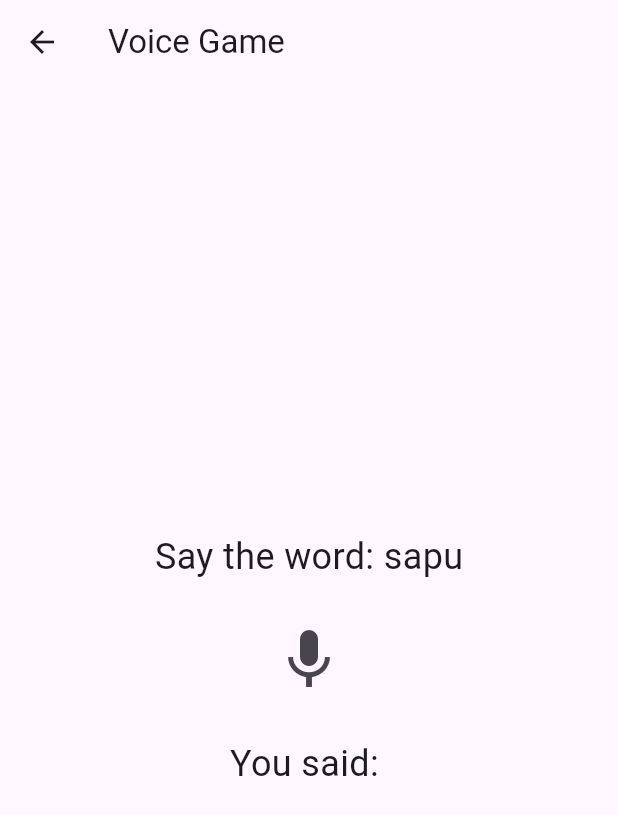
After one commit to 47hitman/genmas, a Flutter app: the VoiceGameScreen screen opened directly, after a tap on the "mic none" icon, on a phone screen of 412 x 824 dp. The commit adds this screen. Shown: the top 815 px of the screen. Run offline on Flutter 3.47's test engine with Material 3 defaults, Android fonts, the light colour scheme and no system bars; our stand-ins replace image_picker, page_transition, rounded_loading_button, shared_preferences, speech_to_text; missing offline and left inert: maze; accounts and stored records are empty; statements that could not run were skipped.

Commit message:
add game voice

```diff
--- /dev/null
+++ b/lib/games/voice_game_screen.dart
@@ -0,0 +1,95 @@
+import 'package:flutter/material.dart';
+import 'package:speech_to_text/speech_to_text.dart' as stt;
+
+class VoiceGameScreen extends StatefulWidget {
+  const VoiceGameScreen({super.key});
+
+  @override
+  _VoiceGameScreenState createState() => _VoiceGameScreenState();
+}
+
+class _VoiceGameScreenState extends State<VoiceGameScreen> {
+  late stt.SpeechToText _speech;
+  bool _isListening = false;
+  String _spokenText = '';
+  final String _targetWord = 'sapu';
+
+  @override
+  void initState() {
+    super.initState();
+    _speech = stt.SpeechToText();
+  }
+
+  void _startListening() async {
+    bool available = await _speech.initialize();
+    if (available) {
+      setState(() => _isListening = true);
+      _speech.listen(
+        onResult: (val) => setState(() {
+          _spokenText = val.recognizedWords;
+          if (!_isListening) {
+            _checkResult();
+          }
+        }),
+        onSoundLevelChange: (val) {
+          // You can use this to update a UI element with the current sound level
+        },
+        listenFor: const Duration(seconds: 5),
+        cancelOnError: true,
+        listenMode: stt.ListenMode.confirmation,
+      );
+    } else {
+      setState(() => _isListening = false);
+    }
+  }
+
+  void _stopListening() {
+    _speech.stop();
+    setState(() => _isListening = false);
+    _checkResult();
+  }
+
+  void _checkResult() {
+    if (_spokenText.toLowerCase() == _targetWord.toLowerCase()) {
+      ScaffoldMessenger.of(context).showSnackBar(
+        SnackBar(content: Text('Correct! You said: $_spokenText')),
+      );
+    } else {
+      ScaffoldMessenger.of(context).showSnackBar(
+        SnackBar(content: Text('Incorrect! You said: $_spokenText')),
+      );
+    }
+    setState(() => _spokenText = '');
+  }
+
+  @override
+  Widget build(BuildContext context) {
+    return Scaffold(
+      appBar: AppBar(
+        title: const Text('Voice Game'),
+      ),
+      body: Center(
+        child: Column(
+          mainAxisAlignment: MainAxisAlignment.center,
+          children: <Widget>[
+            Text(
+              'Say the word: $_targetWord',
+              style: const TextStyle(fontSize: 24),
+            ),
+            const SizedBox(height: 20),
+            IconButton(
+              icon: Icon(_isListening ? Icons.mic : Icons.mic_none),
+              onPressed: _isListening ? _stopListening : _startListening,
+              iconSize: 48,
+            ),
+            const SizedBox(height: 20),
+            Text(
+              'You said: $_spokenText',
+              style: const TextStyle(fontSize: 24),
+            ),
+          ],
+        ),
+      ),
+    );
+  }
+}
--- a/pubspec.yaml
+++ b/pubspec.yaml
@@ -43,6 +43,7 @@ dependencies:
   # flutter_local_notifications: ^3.0.2
   cached_network_image: ^3.3.1
   maze: ^3.0.0
+  speech_to_text: ^6.6.2
 
 dev_dependencies:
   flutter_test:
```
Also changed, not shown: lib/list_soal_screen.dart (+14 -0 lines), pubspec.lock, 4 other files.
